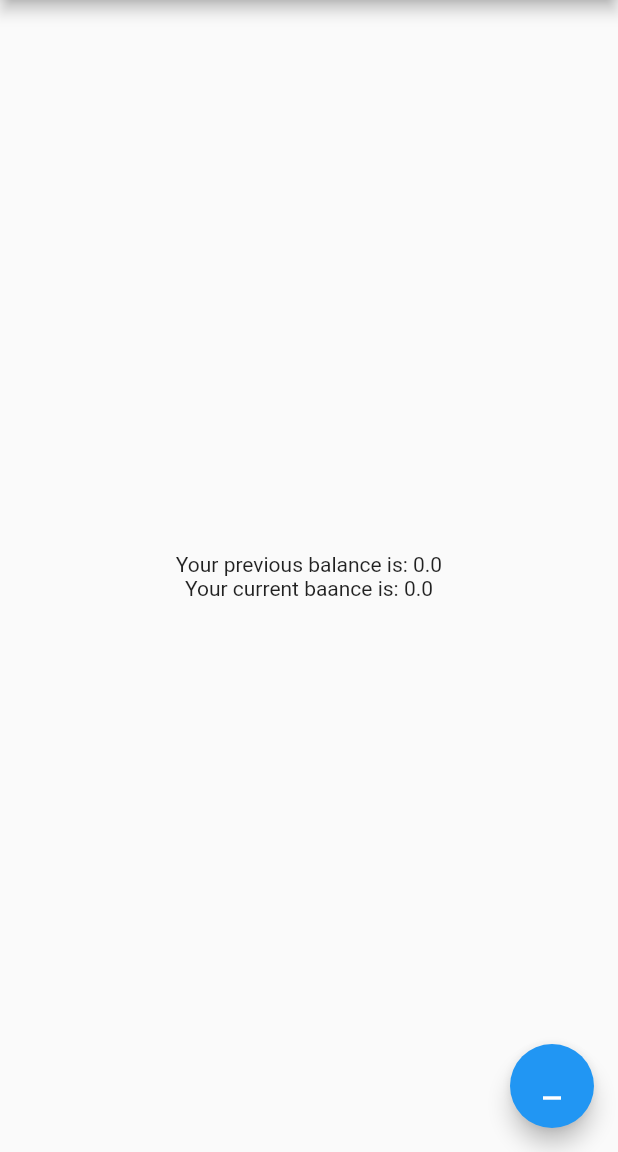
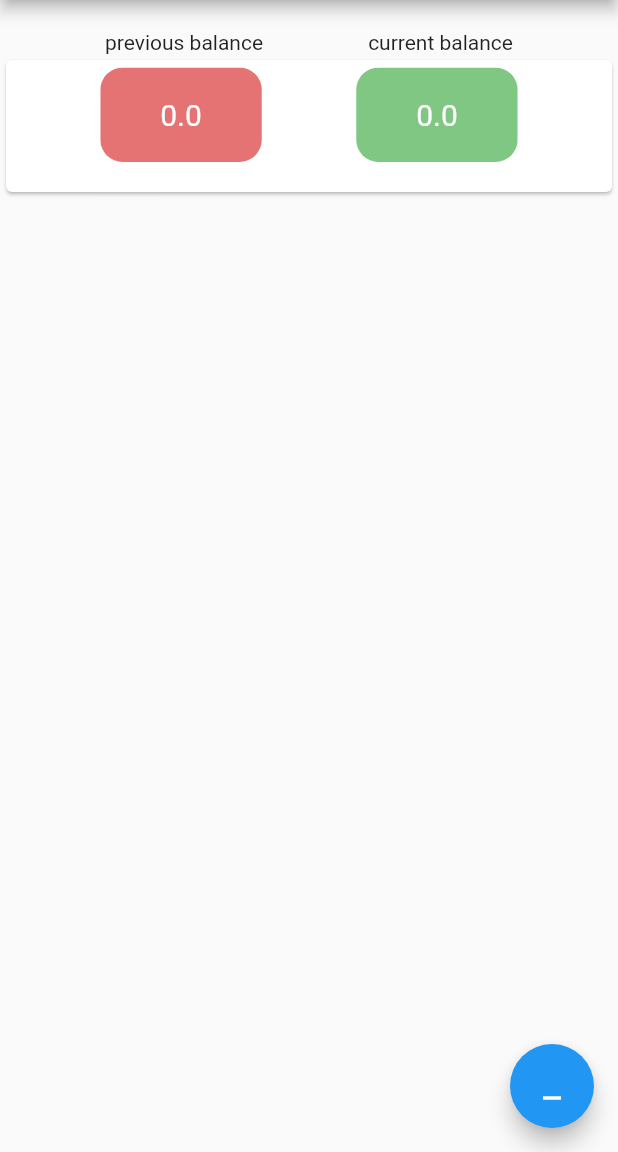
Before and after one commit to Petar81/Track-Bank-Expenses, a Flutter app: the screen it shows after launch, on a phone screen of 412 x 824 dp, the part 84-1236 px from its top. Run offline on Flutter 3.47's test engine with Material 2 defaults, Android fonts, the phone set to English and light mode, and no system bars; our stand-ins replace firebase_core, firebase_database; accounts and stored records are empty.

Commit message:
use ListView to layout balance records on screen

```diff
--- a/lib/screens/balance_overview.dart
+++ b/lib/screens/balance_overview.dart
@@ -32,54 +32,83 @@ class _BalanceOverviewState extends State<BalanceOverview> {
       // so that the display can reflect the updated values. If we changed
       // _counter without calling setState(), then the build method would not be
       // called again, and so nothing would appear to happen.
-      showPreviousBalance = prevBalance;
-      showCurrentBalance = currBalance;
+      showPreviousBalance = double.parse(prevBalance.toStringAsFixed(2));
+      showCurrentBalance = double.parse(currBalance.toStringAsFixed(2));
     });
   }
 
   @override
   Widget build(BuildContext context) {
-    // This method is rerun every time setState is called, for instance as done
-    // by the _incrementCounter method above.
-    //
-    // The Flutter framework has been optimized to make rerunning build methods
-    // fast, so that you can just rebuild anything that needs updating rather
-    // than having to individually change instances of widgets.
+    // This (build) method is rerun every time setState is called
     return Scaffold(
       appBar: AppBar(
         // Here we take the value from the MyHomePage object that was created by
         // the App.build method, and use it to set our appbar title.
         title: Text(widget.title),
       ),
-      body: Center(
-        // Center is a layout widget. It takes a single child and positions it
-        // in the middle of the parent.
-        child: Column(
-          // Column is also a layout widget. It takes a list of children and
-          // arranges them vertically. By default, it sizes itself to fit its
-          // children horizontally, and tries to be as tall as its parent.
-          //
-          // Invoke "debug painting" (press "p" in the console, choose the
-          // "Toggle Debug Paint" action from the Flutter Inspector in Android
-          // Studio, or the "Toggle Debug Paint" command in Visual Studio Code)
-          // to see the wireframe for each widget.
-          //
-          // Column has various properties to control how it sizes itself and
-          // how it positions its children. Here we use mainAxisAlignment to
-          // center the children vertically; the main axis here is the vertical
-          // axis because Columns are vertical (the cross axis would be
-          // horizontal).
-          mainAxisAlignment: MainAxisAlignment.center,
-          children: <Widget>[
-            Text(
-              'Your previous balance is: $showPreviousBalance',
+      body: ListView(
+        children: <Widget>[
+          Padding(
+            padding: const EdgeInsets.only(top: 20),
+            child: Row(
+              mainAxisAlignment: MainAxisAlignment.spaceEvenly,
+              crossAxisAlignment: CrossAxisAlignment.start,
+              children: const [
+                Text(
+                  'previous balance',
+                  textAlign: TextAlign.left,
+                ),
+                Text(
+                  'current balance',
+                  textAlign: TextAlign.left,
+                ),
+              ],
             ),
-            Text(
-              'Your current baance is: $showCurrentBalance',
-              // style: Theme.of(context).textTheme.headline4,
+          ),
+          Card(
+            child: SizedBox(
+              child: Padding(
+                padding: const EdgeInsets.only(top: 5, bottom: 20),
+                child: Row(
+                  mainAxisAlignment: MainAxisAlignment.spaceEvenly,
+                  crossAxisAlignment: CrossAxisAlignment.start,
+                  children: <Widget>[
+                    ClipRRect(
+                      borderRadius: BorderRadius.circular(15),
+                      child: ColoredBox(
+                        color: Colors.red.shade300,
+                        child: Padding(
+                          padding: const EdgeInsets.symmetric(
+                              horizontal: 40, vertical: 20),
+                          child: Text(
+                            '$showPreviousBalance',
+                            style: const TextStyle(
+                                color: Colors.white, fontSize: 20),
+                          ),
+                        ),
+                      ),
+                    ),
+                    ClipRRect(
+                      borderRadius: BorderRadius.circular(15),
+                      child: ColoredBox(
+                        color: Colors.green.shade300,
+                        child: Padding(
+                          padding: const EdgeInsets.symmetric(
+                              horizontal: 40, vertical: 20),
+                          child: Text(
+                            '$showCurrentBalance',
+                            style: const TextStyle(
+                                color: Colors.white, fontSize: 20),
+                          ),
+                        ),
+                      ),
+                    ),
+                  ],
+                ),
+              ),
             ),
-          ],
-        ),
+          ),
+        ],
       ),
       floatingActionButton: FloatingActionButton(
         onPressed: () async {
@@ -94,6 +123,7 @@ class _BalanceOverviewState extends State<BalanceOverview> {
           // Get the data once
           DatabaseEvent event = await getCurrentBalance.once();
           currentBalance = event.snapshot.value as double;
+          currentBalance = double.parse(currentBalance.toStringAsFixed(2));
 
           // SAVE PREVIOUS BALANCE IN FIREBASE
           DatabaseReference previousBalanceRef =
```
